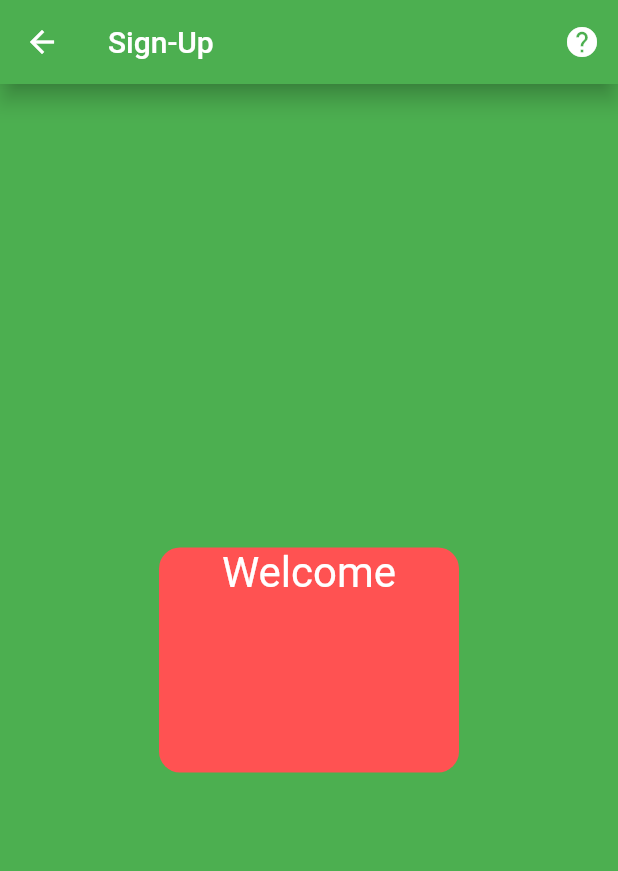
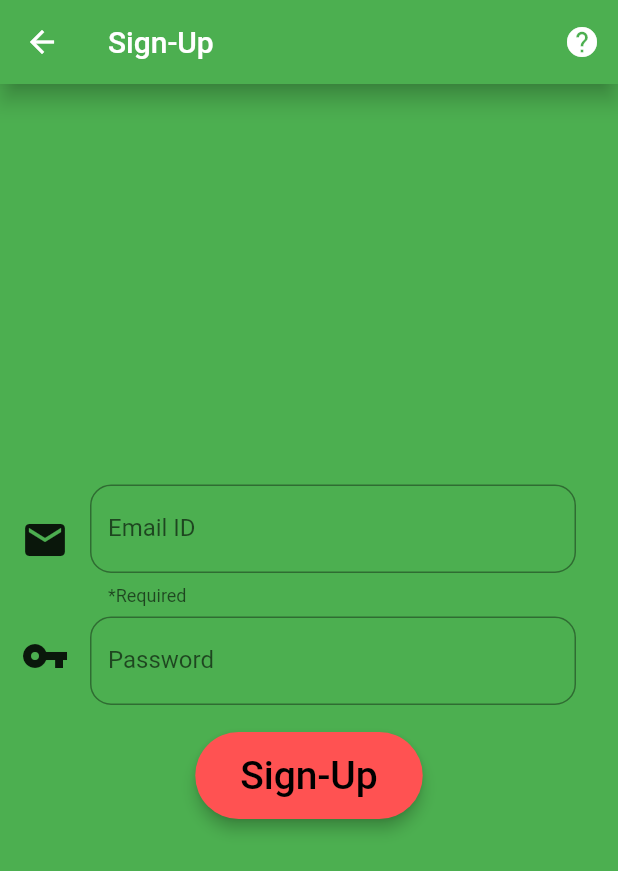
Before and after one commit to aditmodhvadia/trivia_quiz, a Flutter app: the screen it shows after launch, after a tap on "Sign-Up", on a phone screen of 412 x 824 dp. Shown: the top 871 px of the screen. Run offline on Flutter 3.47's test engine with Material 2 defaults, Android fonts, the phone set to English and light mode, and no system bars.

Commit message:
minor tweaks, add sign-up and sort textfields

```diff
--- a/lib/main.dart
+++ b/lib/main.dart
@@ -13,6 +13,7 @@ class MainApp extends StatelessWidget {
   Widget build(BuildContext context) {
     return MaterialApp(
       debugShowCheckedModeBanner: false,
+      title: 'Trivia Quiz',
       routes: <String, WidgetBuilder>{
         '/sign-in': (BuildContext context) => new signInPage(),
         '/sign-up': (BuildContext context) => new signUpPage()
@@ -72,10 +73,12 @@ class _mainBody extends StatelessWidget {
               new Expanded(
                 child: new Padding(
                   padding: const EdgeInsets.only(
-                      top: 240.0, left: 20.0, right: 20.0),
+                      top: 200.0, left: 20.0, right: 20.0),
                   child: new RaisedButton(
                       onPressed: () {
                         Navigator.of(context).pushNamed('/sign-in');
+                        //Navigator.of(context).pushNamedAndRemoveUntil('/home', (Route<dynamic> route) => false); this is for
+                        //showing a page directly without the back arrow in the app bar
                       },
                       color: primaryColor,
                       elevation: 4.0,
@@ -89,7 +92,7 @@ class _mainBody extends StatelessWidget {
                             'Sign-In',
                             textAlign: TextAlign.center,
                             style:
-                                TextStyle(color: Colors.black, fontSize: 30.0),
+                                TextStyle(color: Colors.black, fontSize: 22.0),
                           ),
                         ),
                       )),
@@ -98,10 +101,12 @@ class _mainBody extends StatelessWidget {
               new Expanded(
                 child: new Padding(
                   padding: const EdgeInsets.only(
-                      top: 240.0, left: 20.0, right: 20.0),
+                      top: 200.0, left: 20.0, right: 20.0),
                   child: new RaisedButton(
                       onPressed: () {
                         Navigator.of(context).pushNamed('/sign-up');
+                        //Navigator.of(context).pushNamedAndRemoveUntil('/home', (Route<dynamic> route) => false); this is for
+                        //showing a page directly without the back arrow in the app bar
                       },
                       color: primaryColor,
                       elevation: 4.0,
@@ -115,10 +120,11 @@ class _mainBody extends StatelessWidget {
                             'Sign-Up',
                             textAlign: TextAlign.center,
                             style:
-                                TextStyle(color: Colors.black, fontSize: 30.0),
+                                TextStyle(color: Colors.black, fontSize: 22.0),
                           ),
                         ),
-                      )),
+                      )
+                  ),
                 ),
               )
             ],
--- a/lib/pages/sign_in.dart
+++ b/lib/pages/sign_in.dart
@@ -8,11 +8,11 @@ class signInPage extends StatefulWidget {
 
 class SignInPage extends State<signInPage> {
   Color c = Colors.green[500];
-  String emailId, password;
   static final TextEditingController _user = new TextEditingController();
   static final TextEditingController _pass = new TextEditingController();
   String res = 'Pending';
-  String _errmsg = '';
+  String _passerr;
+  String _usererr;
 
   @override
   Widget build(BuildContext context) {
@@ -44,34 +44,29 @@ class SignInPage extends State<signInPage> {
             children: <Widget>[
               new Padding(
                 padding: const EdgeInsets.all(18.0),
-                child: new TextField(
+                child: new TextFormField(
                   keyboardType: TextInputType.emailAddress,
                   style: new TextStyle(color: Colors.white, fontSize: 22.0),
                   controller: _user,
                   decoration: new InputDecoration(
-                    icon: new Icon(Icons.email),
                     labelText: 'Email ID',
-                    labelStyle:
-                        new TextStyle(color: Colors.white, fontSize: 18.0),
+
+                    errorText: _usererr,
                     border: OutlineInputBorder(
-                      borderRadius:
-                          new BorderRadius.all(const Radius.circular(14.0)),
-                    ),
+                      borderRadius: new BorderRadius.all(const Radius.circular(14.0)),
+                      ),
                   ),
                 ),
               ),
               new Padding(
                 padding: const EdgeInsets.all(18.0),
-                child: new TextField(
+                child: new TextFormField(
                   controller: _pass,
                   keyboardType: TextInputType.text,
                   style: new TextStyle(color: Colors.white, fontSize: 22.0),
                   decoration: new InputDecoration(
-                    icon: new Icon(Icons.vpn_key),
-                    //errorText: _errmsg, //add error text here after resolving the bug of red outline
+                    errorText: _passerr, //add error text here after resolving the bug of red outline
                     labelText: 'Password',
-                    labelStyle:
-                        new TextStyle(color: Colors.white, fontSize: 18.0),
                     border: OutlineInputBorder(
                       borderRadius:
                           new BorderRadius.all(const Radius.circular(14.0)),
@@ -88,10 +83,23 @@ class SignInPage extends State<signInPage> {
                       print('Sign In pressed');
                       setState(() {
                         //Testing onpress works and gets email id and password
+
+                        if (_pass.text.length < 6) {
+                          _passerr = 'Password should be more than 6 characters';
+                          return;
+                        }
+
+                        if(_user.text.isEmpty){
+                          _usererr = 'Please enter Email ID';
+                          return ;
+                        }
+                        if(!_user.text.contains('@')){
+                          _usererr = 'Please enter valid Email ID';
+                          return;
+                        }
                         res = _user.text + ' ' + _pass.text;
-                        if (_pass.text.length < 6) {
-                          _errmsg = 'Password should be more than 6 characters';
-                        }
+                        _passerr = null;
+                        _usererr = null;
                         c = Colors.green[500];
                       });
                     },
--- a/lib/pages/sign_up.dart
+++ b/lib/pages/sign_up.dart
@@ -8,6 +8,9 @@ class signUpPage extends StatefulWidget {
 
 class SignUpPage extends State<signUpPage> {
   String _mymsg = 'Welcome';
+
+  static final TextEditingController _user = new TextEditingController();
+  static final TextEditingController _pass = new TextEditingController();
 
   @override
   Widget build(BuildContext context) {
@@ -29,22 +32,81 @@ class SignUpPage extends State<signUpPage> {
         ),
         backgroundColor: Colors.green[500],
       ),
-      body: new Stack(
+      body: new Column(
+        mainAxisAlignment: MainAxisAlignment.center,
+        crossAxisAlignment: CrossAxisAlignment.center,
         children: <Widget>[
-          new Center(
-            child: new Container(
-              decoration: new BoxDecoration(
-                color: main.primaryColor,
-                borderRadius: new BorderRadius.all(const Radius.circular(14.0)),
+          new Row(
+            children: <Widget>[
+              new Padding(
+                padding: const EdgeInsets.all(14.0),
+                child: new Icon(
+                  Icons.email,
+                  size: 32.0,
+                ),
               ),
-              height: 150.0,
-              width: 200.0,
-              child: Text(
-                _mymsg,
-                textAlign: TextAlign.center,
-                style: new TextStyle(
-                  fontSize: 28.0,
-                  color: Colors.white,
+              new Expanded(
+                child: new Padding(
+                  padding: const EdgeInsets.only(top: 7.0, right: 28.0),
+                  child: new TextField(
+                    keyboardType: TextInputType.emailAddress,
+                    decoration: new InputDecoration(
+                        labelText: 'Email ID',
+                        helperText: '*Required',
+                        border: OutlineInputBorder(
+                          borderRadius:
+                              new BorderRadius.all(const Radius.circular(14.0)),
+                        )),
+                  ),
+                ),
+              ),
+            ],
+          ),
+          new Row(
+            mainAxisAlignment: MainAxisAlignment.center,
+            crossAxisAlignment: CrossAxisAlignment.center,
+            children: <Widget>[
+              new Padding(
+                padding: const EdgeInsets.all(14.0),
+                child: new Icon(
+                  Icons.vpn_key,
+                  size: 32.0,
+                ),
+              ),
+              new Expanded(
+                child: new Padding(
+                  padding: const EdgeInsets.only(top: 7.0, right: 28.0),
+                  child: new TextField(
+                    obscureText: true,
+                    controller: _pass,
+                    decoration: new InputDecoration(
+                        labelText: 'Password',
+                        hintText: 'Minimum 6 characters',
+                        border: OutlineInputBorder(
+                          borderRadius:
+                              new BorderRadius.all(const Radius.circular(14.0)),
+                        )),
+                  ),
+                ),
+              ),
+            ],
+          ),
+          new Padding(
+            padding: const EdgeInsets.all(18.0),
+            child: new RaisedButton(
+              onPressed: () {
+                print('Sign-up clicked');
+              },
+              color: main.primaryColor,
+              elevation: 4.0,
+              splashColor: Colors.blueAccent,
+              shape: new RoundedRectangleBorder(
+                  borderRadius: new BorderRadius.circular(30.0)),
+              child: new Padding(
+                padding: const EdgeInsets.all(14.0),
+                child: new Text(
+                  'Sign-Up',
+                  style: TextStyle(color: Colors.black, fontSize: 26.0),
                 ),
               ),
             ),
```
